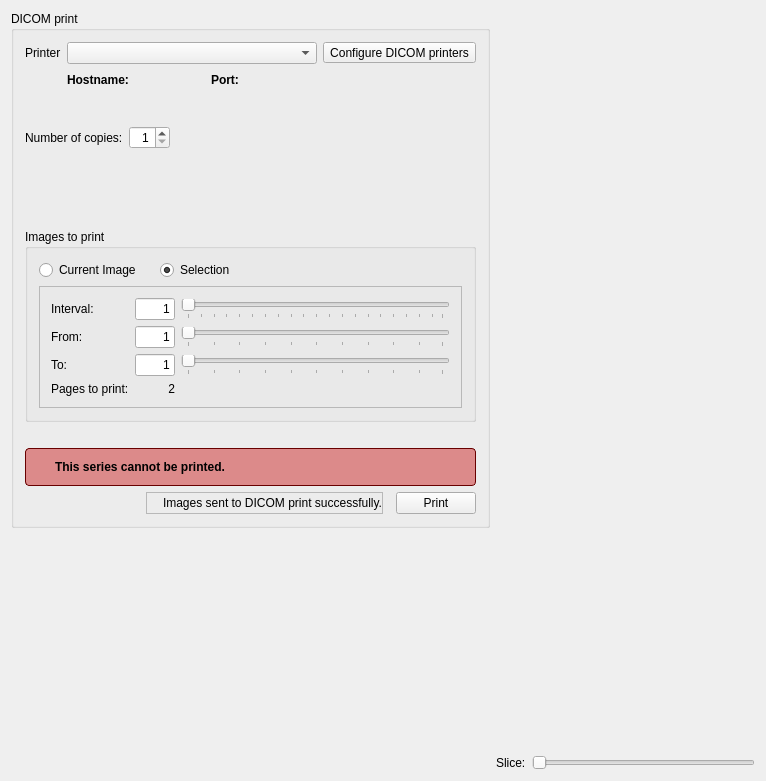
Above: starviewer/src/extensions/main/dicomprint/qdicomprintextensionbase.ui from starviewer-medical/starviewer before the change. Below: the same form after it.
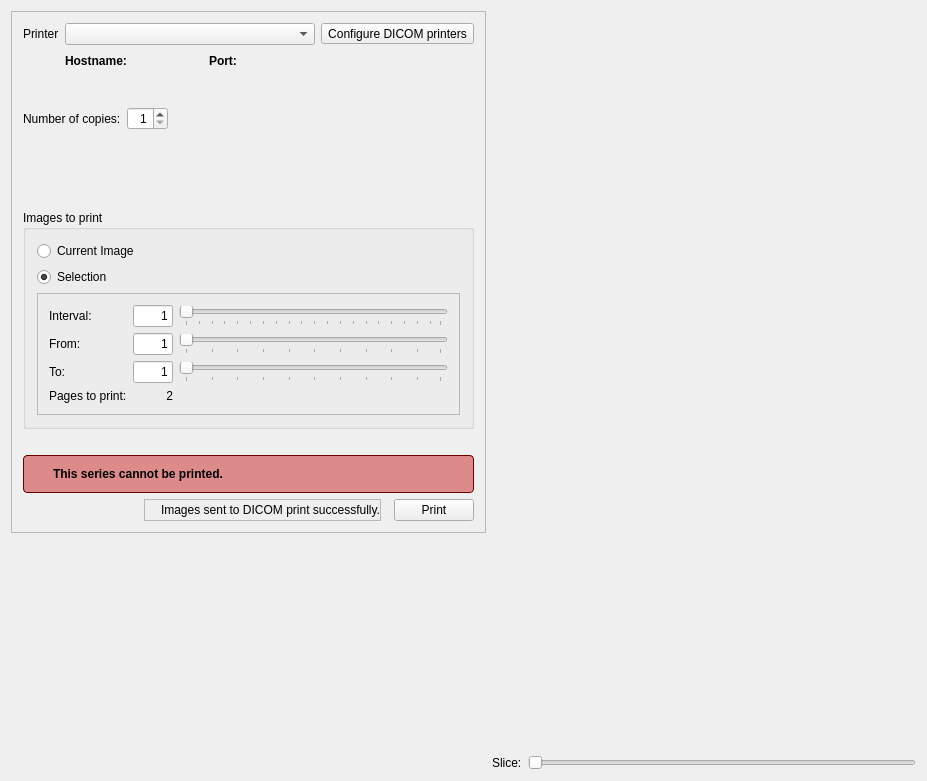
That is the form after the change. Icons and pictures are not drawn. Custom widgets are drawn as their Qt base class.

Commit message: ENH: Es fan retocs a la interfície d'impressií de DICOM, es treu el groupbox que englobava tots els settings d'impressió i es posa en dos línies separades el checkbox d'Imprimir la imatge actual o una selecció d'imatges.

Diff of the .ui file:
```diff
--- a/starviewer/src/extensions/main/dicomprint/qdicomprintextensionbase.ui
+++ b/starviewer/src/extensions/main/dicomprint/qdicomprintextensionbase.ui
@@ -6,7 +6,7 @@
    <rect>
     <x>0</x>
     <y>0</y>
-    <width>766</width>
+    <width>927</width>
     <height>781</height>
    </rect>
   </property>
@@ -22,19 +22,22 @@
     <height>16</height>
    </size>
   </property>
-  <layout class="QGridLayout" name="gridLayout_5">
-   <item row="0" column="0">
+  <layout class="QHBoxLayout" name="horizontalLayout_3">
+   <item>
     <layout class="QVBoxLayout" name="verticalLayout_2">
      <item>
-      <widget class="QGroupBox" name="groupBox">
+      <widget class="QFrame" name="frame">
        <property name="maximumSize">
         <size>
          <width>500</width>
          <height>16777215</height>
         </size>
        </property>
-       <property name="title">
-        <string>DICOM print</string>
+       <property name="frameShape">
+        <enum>QFrame::StyledPanel</enum>
+       </property>
+       <property name="frameShadow">
+        <enum>QFrame::Raised</enum>
        </property>
        <layout class="QVBoxLayout" name="verticalLayout">
         <item>
@@ -263,9 +266,7 @@
           <property name="title">
            <string>Images to print</string>
           </property>
-          <layout class="QGridLayout" name="gridLayout_2">
-           <item row="0" column="0">
-            <layout class="QHBoxLayout" name="horizontalLayout_15">
+          <layout class="QVBoxLayout" name="verticalLayout_3">
              <item>
               <widget class="QRadioButton" name="m_currentImageRadioButton">
                <property name="text">
@@ -273,22 +274,6 @@
                </property>
               </widget>
              </item>
-             <item>
-              <spacer name="horizontalSpacer_15">
-               <property name="orientation">
-                <enum>Qt::Horizontal</enum>
-               </property>
-               <property name="sizeType">
-                <enum>QSizePolicy::Fixed</enum>
-               </property>
-               <property name="sizeHint" stdset="0">
-                <size>
-                 <width>13</width>
-                 <height>20</height>
-                </size>
-               </property>
-              </spacer>
-             </item>
              <item>
               <widget class="QRadioButton" name="m_selectionImageRadioButton">
                <property name="text">
@@ -300,21 +285,6 @@
               </widget>
              </item>
              <item>
-              <spacer name="horizontalSpacer_16">
-               <property name="orientation">
-                <enum>Qt::Horizontal</enum>
-               </property>
-               <property name="sizeHint" stdset="0">
-                <size>
-                 <width>40</width>
-                 <height>20</height>
-                </size>
-               </property>
-              </spacer>
-             </item>
-            </layout>
-           </item>
-           <item row="1" column="0">
             <widget class="QFrame" name="m_selectionImagesFrame">
              <property name="frameShape">
               <enum>QFrame::StyledPanel</enum>
@@ -696,7 +666,7 @@
      </item>
     </layout>
    </item>
-   <item row="0" column="1">
+   <item>
     <layout class="QVBoxLayout" name="verticalLayout_4">
      <item>
       <widget class="udg::Q2DViewer" name="m_2DView" native="true">
```
Left out of the diff: 2 changed lines with no effect on the pictures. Lines whose indentation alone changed are shown as unchanged.
